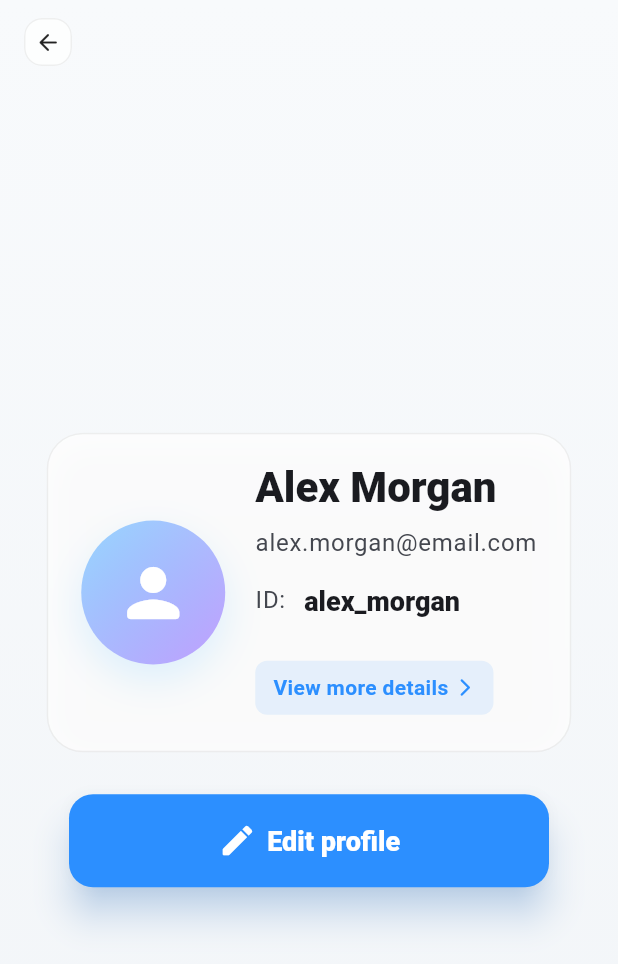
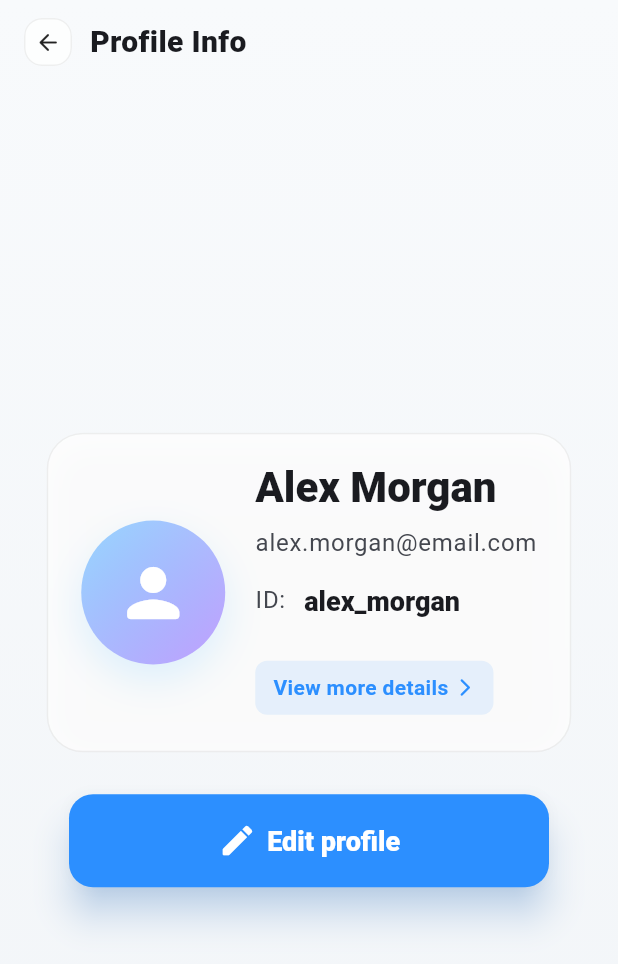
Before and after one commit to Erp4759/PrepPilot-AI, a Flutter app: the ProfileScreen screen opened by its route, on a phone screen of 412 x 824 dp. Shown: the top 964 px of the screen. Run offline on Flutter 3.47's test engine with Material 3 defaults, Android fonts, the phone set to English and light mode, and no system bars; our stand-ins replace flutter_dotenv, flutter_riverpod.

Commit message:
modified:   lib/src/features/profile_setting/profile.dart

```diff
--- a/lib/src/features/profile_setting/profile.dart
+++ b/lib/src/features/profile_setting/profile.dart
@@ -32,8 +32,19 @@ class ProfileScreen extends StatelessWidget {
               child: Column(
                 crossAxisAlignment: CrossAxisAlignment.start,
                 children: [
-                  // Small back button (top-left)
-                  _SmallBackButton(),
+                  Row(
+                    children: [
+                      _SmallBackButton(),
+                      const SizedBox(width: 12),
+                      const Text(
+                        'Profile Info',
+                        style: TextStyle(
+                          fontSize: 20,
+                          fontWeight: FontWeight.w800,
+                        ),
+                      ),
+                    ],
+                  ),
 
                   // Spacer to push center content roughly to middle
                   const SizedBox(height: 36),
```
